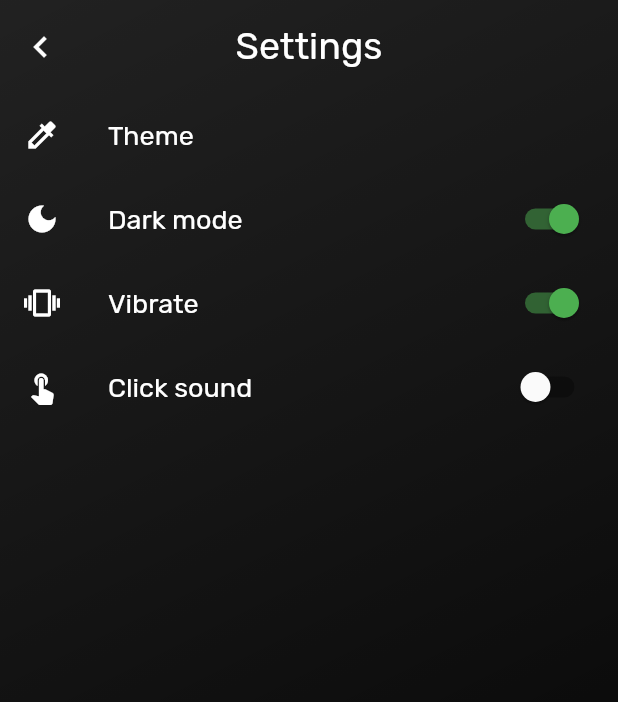
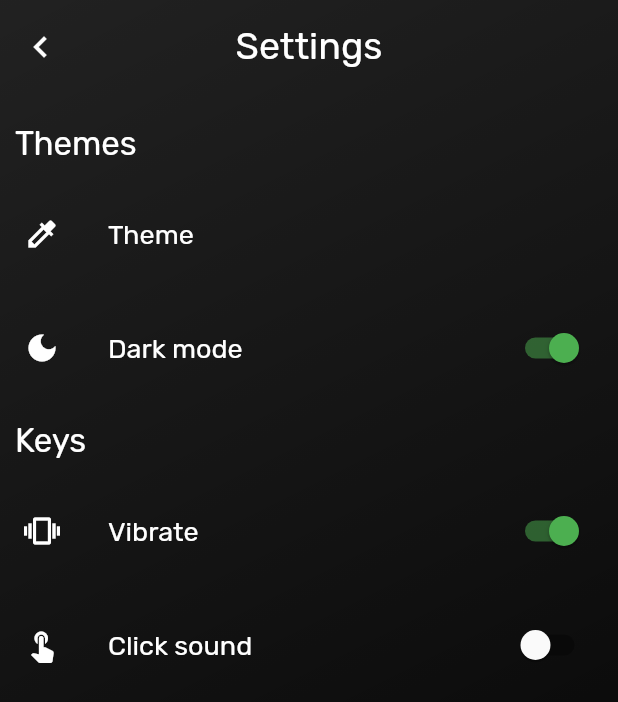
Before and after one commit to dimo147/Calculator, a Flutter app: the screen it shows after launch, after a tap on the "settings" icon, on a phone screen of 412 x 824 dp. Shown: the top 702 px of the screen. Run offline on Flutter 3.47's test engine with Material 2 defaults, Android fonts, the phone set to English and light mode, and no system bars; our stand-ins replace adaptive_theme, auto_size_text, flutter_icons, flutter_neumorphic, google_fonts, just_audio and 3 more.

Commit message:
bug fixes

```diff
--- a/lib/func.dart
+++ b/lib/func.dart
@@ -24,7 +24,6 @@ Future save() async {
   await prefs.setBool('vibrate', vibrate);
   await prefs.setBool('sound', sound);
   await prefs.setString('theme', theme);
-  print(theme);
 }
 
 Future load() async {
@@ -82,7 +81,7 @@ operator(String inp) {
 vibrator() async {
   if (await Vibration.hasVibrator() &&
       await Vibration.hasCustomVibrationsSupport()) {
-    Vibration.vibrate(duration: 35, amplitude: 125);
+    Vibration.vibrate(duration: 45, amplitude: 125);
   }
 }
 
--- a/lib/home.dart
+++ b/lib/home.dart
@@ -21,6 +21,7 @@ class _HomePageState extends State<HomePage> {
   bool answer = false;
   Timer? timer;
   String themel = '';
+  bool crop = false;
 
   @override
   void initState() {
@@ -34,7 +35,7 @@ class _HomePageState extends State<HomePage> {
     AdaptiveTheme.of(context).modeChangeNotifier.addListener(() {
       setState(() {});
     });
-    timer = Timer.periodic(const Duration(milliseconds: 1000), (Timer t) async {
+    timer = Timer.periodic(const Duration(milliseconds: 500), (Timer t) async {
       if (themel != theme) {
         setState(() {
           themel = theme;
@@ -49,9 +50,16 @@ class _HomePageState extends State<HomePage> {
         answer = true;
       });
     }
+    if (input.replaceAll(',', '').length <= 52) {
       if (input.isEmpty && symbols.contains(digit) ||
-        symbols.contains(digit) && symbols.contains(input.characters.last)) {
+          symbols.contains(digit) && symbols.contains(input.characters.last) ||
+          input == '0' && digit == '0') {
         setState(() {});
+      } else {
+        if (input == '0' && !symbols.contains(digit)) {
+          setState(() {
+            input = digit;
+          });
         } else {
           setState(() {
             input = addComma(input + digit)
@@ -60,8 +68,10 @@ class _HomePageState extends State<HomePage> {
                 .replaceAll(' ', '');
           });
         }
+      }
       if (!symbols.contains(digit)) {
         preOperate();
+      }
     }
   }
 
@@ -245,7 +255,6 @@ class _HomePageState extends State<HomePage> {
                                           letterSpacing: 2,
                                           color: text,
                                         ),
-                                        minFontSize: 22,
                                         maxLines: 3,
                                         textAlign: TextAlign.left,
                                       )
@@ -257,7 +266,6 @@ class _HomePageState extends State<HomePage> {
                                           letterSpacing: 2,
                                           color: text,
                                         ),
-                                        minFontSize: 22,
                                         maxLines: 3,
                                         textAlign: TextAlign.left,
                                       ),
@@ -391,7 +399,7 @@ class _HomePageState extends State<HomePage> {
                               shadowDarkColor: shadowDark,
                               shape: NeumorphicShape.concave,
                               boxShape: NeumorphicBoxShape.roundRect(
-                                  BorderRadius.circular(20)),
+                                  BorderRadius.circular(18)),
                               color: back,
                               depth: 10,
                               intensity: 0.7,
--- a/lib/main.dart
+++ b/lib/main.dart
@@ -2,8 +2,6 @@ import 'package:google_fonts/google_fonts.dart';
 import 'package:adaptive_theme/adaptive_theme.dart';
 import 'package:calculator/home.dart';
 import 'package:flutter/material.dart';
-import 'package:calculator/func.dart';
-import 'package:calculator/settings.dart';
 
 void main() {
   runApp(const MyApp());
@@ -38,10 +36,7 @@ class _MyAppState extends State<MyApp> {
         debugShowCheckedModeBanner: false,
         home: const HomePage(),
         theme: ThemeData(
-          textTheme: GoogleFonts.rubikTextTheme(
-            Theme.of(context)
-                .textTheme, // If this is not set, then ThemeData.light().textTheme is used.
-          ),
+          textTheme: GoogleFonts.rubikTextTheme(Theme.of(context).textTheme),
         ),
       ),
     );
--- a/lib/settings.dart
+++ b/lib/settings.dart
@@ -59,7 +59,22 @@ class _SettingScreenState extends State<SettingScreen> {
                 ),
               ),
             ),
-            ListTile(
+            Padding(
+              padding: const EdgeInsets.fromLTRB(10, 20, 0, 0),
+              child: Align(
+                alignment: Alignment.centerLeft,
+                child: Text(
+                  'Themes',
+                  style: TextStyle(
+                    fontSize: 22,
+                    color: text,
+                  ),
+                ),
+              ),
+            ),
+            Padding(
+              padding: const EdgeInsets.only(top: 20),
+              child: ListTile(
                 leading: Icon(
                   Icons.colorize,
                   color: text,
@@ -74,7 +89,8 @@ class _SettingScreenState extends State<SettingScreen> {
                     builder: (BuildContext bcontext) {
                       return AlertDialog(
                         content: StatefulBuilder(
-                        builder: (BuildContext context, StateSetter setState) {
+                          builder:
+                              (BuildContext context, StateSetter setState) {
                             return Column(
                               mainAxisSize: MainAxisSize.min,
                               children: [
@@ -152,7 +168,10 @@ class _SettingScreenState extends State<SettingScreen> {
                   );
                 },
               ),
-            SwitchListTile(
+            ),
+            Padding(
+              padding: const EdgeInsets.only(top: 20),
+              child: SwitchListTile(
                 secondary: Icon(
                   Icons.dark_mode,
                   color: text,
@@ -173,7 +192,23 @@ class _SettingScreenState extends State<SettingScreen> {
                 value: dark,
                 activeColor: Colors.green,
               ),
-            SwitchListTile(
+            ),
+            Padding(
+              padding: const EdgeInsets.fromLTRB(10, 20, 0, 0),
+              child: Align(
+                alignment: Alignment.centerLeft,
+                child: Text(
+                  'Keys',
+                  style: TextStyle(
+                    fontSize: 22,
+                    color: text,
+                  ),
+                ),
+              ),
+            ),
+            Padding(
+              padding: const EdgeInsets.only(top: 20),
+              child: SwitchListTile(
                 secondary: Icon(
                   Icons.vibration,
                   color: text,
@@ -191,7 +226,10 @@ class _SettingScreenState extends State<SettingScreen> {
                 value: vibrate,
                 activeColor: Colors.green,
               ),
-            SwitchListTile(
+            ),
+            Padding(
+              padding: const EdgeInsets.only(top: 20),
+              child: SwitchListTile(
                 secondary: Icon(
                   Icons.touch_app,
                   color: text,
@@ -209,6 +247,7 @@ class _SettingScreenState extends State<SettingScreen> {
                 value: sound,
                 activeColor: Colors.green,
               ),
+            ),
           ],
         ),
       ),
--- a/pubspec.yaml
+++ b/pubspec.yaml
@@ -3,14 +3,13 @@ description: Cross Platform Calculator App.
 
 publish_to: 'none'
 
-version: 1.0.0+1
+version: 1.1.0
 
 environment:
   sdk: ">=2.15.1 <3.0.0"
 
 dependencies:
   adaptive_theme: ^2.3.0
-  animated_text_kit: ^4.2.1
   auto_size_text: ^3.0.0
   flutter:
     sdk: flutter
```
Also changed, not shown: pubspec.lock. Lines whose indentation alone changed are shown as unchanged.
